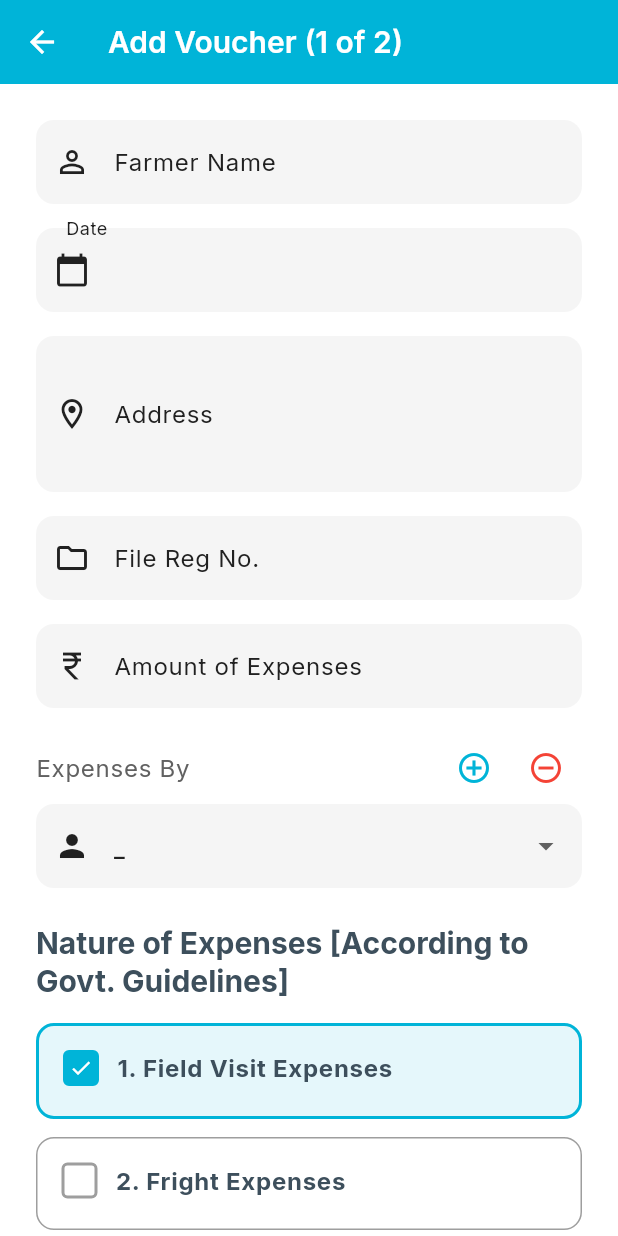
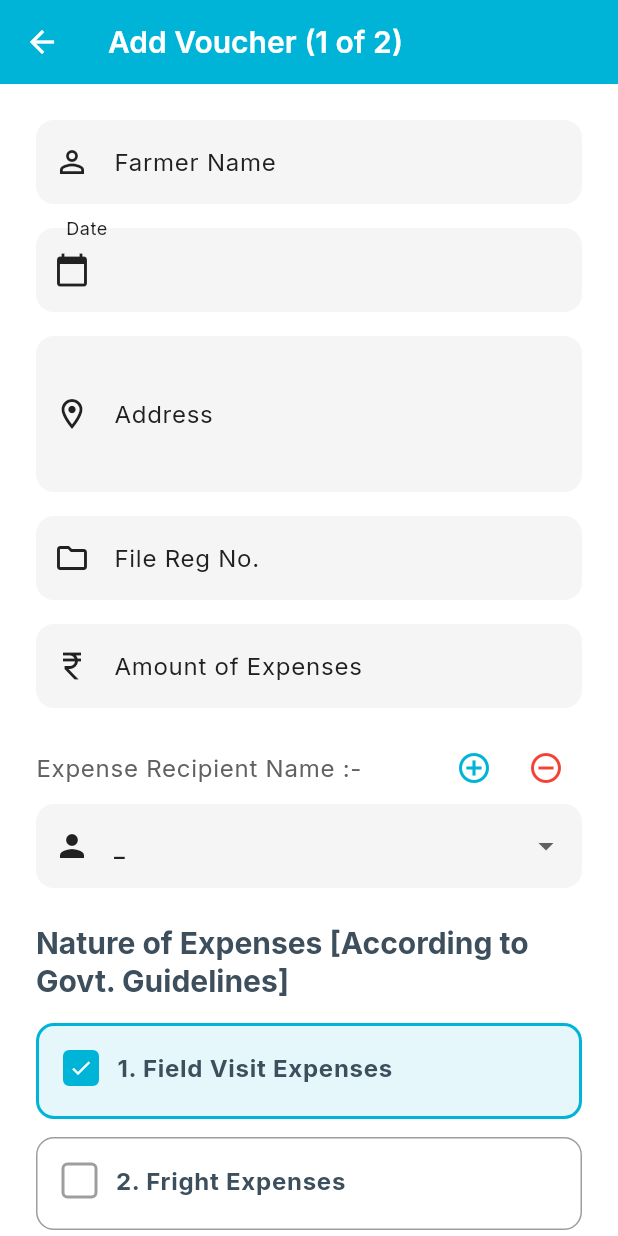
Before and after one commit to raman04-byte/dev, a Flutter app: the AddVoucherPage screen opened by its route, after a tap on "1.", on a phone screen of 412 x 824 dp. Run offline on Flutter 3.47's test engine with Material 3 defaults, Android fonts, the phone set to English and light mode, and no system bars; our stand-ins replace appwrite, google_fonts, hive, hive_flutter, image_picker, share_plus and 2 more; missing offline and left inert: syncfusion_flutter_pdf, syncfusion_flutter_pdfviewer; accounts and stored records are empty; statements that could not run were skipped.

Commit message:
Expenses by

```diff
--- a/lib/core/services/pdf_service.dart
+++ b/lib/core/services/pdf_service.dart
@@ -743,7 +743,7 @@ class PdfService {
       bounds: Rect.fromLTWH(325, yOffset, 250, 20),
     );
     graphics.drawString(
-      'Expenses By :-',
+      'Expense Recipient Name :-',
       PdfStandardFont(PdfFontFamily.helvetica, 9, style: PdfFontStyle.bold),
       bounds: Rect.fromLTWH(330, yOffset + 4, 80, 20),
       brush: PdfBrushes.black,
--- a/lib/features/voucher/presentation/pages/add_voucher_page.dart
+++ b/lib/features/voucher/presentation/pages/add_voucher_page.dart
@@ -678,7 +678,7 @@ class _AddVoucherPageState extends State<AddVoucherPage> {
                   mainAxisAlignment: MainAxisAlignment.spaceBetween,
                   children: [
                     Text(
-                      'Expenses By',
+                      'Expense Recipient Name :-',
                       style: Theme.of(context).textTheme.bodyLarge?.copyWith(
                         color: Colors.grey[700],
                         fontSize: 16,
```
